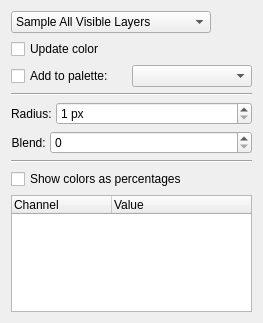
Before: the Qt Designer form plugins/tools/basictools/wdgcolorsampler.ui in KDE/krita, drawn with Qt 5.
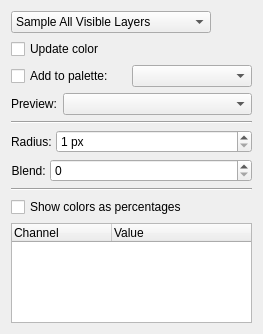
After: the same form once the commit is applied. Custom widgets are drawn as their Qt base class.

Commit message:
Make color sampler preview style configurable
The options being one of none, circle and a rectangle on either side.
The old style was rectangle on the right. The rectangles also continue
to show the activation-only comparison plate, whereas the circle
doesn't. The default is the circle, since that's handedness-independent
and what's used by other software.

The style can be changed in the cursor settings and the color sampler
tool options, the latter expanding on work from Michał Patryk.

Unlike before, the rectangle preview no longer rotates along with the
canvas.

Patch:
```diff
--- a/plugins/tools/basictools/wdgcolorsampler.ui
+++ b/plugins/tools/basictools/wdgcolorsampler.ui
@@ -18,7 +18,65 @@
    <string>Color Sampler</string>
   </property>
   <layout class="QGridLayout">
-   <item row="6" column="0">
+   <item row="8" column="0">
+    <widget class="Line" name="line2">
+     <property name="frameShadow">
+      <enum>QFrame::Sunken</enum>
+     </property>
+     <property name="lineWidth">
+      <number>1</number>
+     </property>
+     <property name="orientation">
+      <enum>Qt::Horizontal</enum>
+     </property>
+    </widget>
+   </item>
+   <item row="5" column="0">
+    <widget class="Line" name="line1">
+     <property name="frameShadow">
+      <enum>QFrame::Sunken</enum>
+     </property>
+     <property name="lineWidth">
+      <number>1</number>
+     </property>
+     <property name="orientation">
+      <enum>Qt::Horizontal</enum>
+     </property>
+    </widget>
+   </item>
+   <item row="3" column="0">
+    <layout class="QHBoxLayout" name="paletteLayout">
+     <property name="spacing">
+      <number>1</number>
+     </property>
+     <property name="leftMargin">
+      <number>0</number>
+     </property>
+     <property name="topMargin">
+      <number>0</number>
+     </property>
+     <property name="rightMargin">
+      <number>0</number>
+     </property>
+     <property name="bottomMargin">
+      <number>0</number>
+     </property>
+     <item>
+      <widget class="QCheckBox" name="cbPalette">
+       <property name="toolTip">
+        <string>&lt;nobr&gt;Checking this box will add a new color swatch&lt;/nobr&gt; to a palette each time you sample a color.</string>
+       </property>
+       <property name="text">
+        <string>Add to palette:</string>
+       </property>
+      </widget>
+     </item>
+     <item>
+      <widget class="KisSqueezedComboBox" name="cmbPalette"/>
+     </item>
+    </layout>
+   </item>
+   <item row="7" column="0">
     <layout class="QHBoxLayout" name="blendLayout">
      <property name="spacing">
       <number>1</number>
@@ -89,7 +147,61 @@
      </item>
     </widget>
    </item>
-   <item row="8" column="0">
+   <item row="6" column="0">
+    <layout class="QHBoxLayout" name="radiusLayout">
+     <property name="spacing">
+      <number>1</number>
+     </property>
+     <property name="leftMargin">
+      <number>0</number>
+     </property>
+     <property name="topMargin">
+      <number>0</number>
+     </property>
+     <property name="rightMargin">
+      <number>0</number>
+     </property>
+     <property name="bottomMargin">
+      <number>0</number>
+     </property>
+     <item>
+      <widget class="QLabel" name="radiusLabel">
+       <property name="text">
+        <string>Radius: </string>
+       </property>
+       <property name="alignment">
+        <set>Qt::AlignRight|Qt::AlignTrailing|Qt::AlignVCenter</set>
+       </property>
+       <property name="margin">
+        <number>1</number>
+       </property>
+      </widget>
+     </item>
+     <item>
+      <widget class="KisIntParseSpinBox" name="radius">
+       <property name="sizePolicy">
+        <sizepolicy hsizetype="MinimumExpanding" vsizetype="Fixed">
+         <horstretch>0</horstretch>
+         <verstretch>0</verstretch>
+        </sizepolicy>
+       </property>
+       <property name="toolTip">
+        <string>&lt;nobr&gt;Radius controls the color sampler's sampling area.&lt;/nobr&gt; Pixel colors within this radius are mixed together.</string>
+       </property>
+       <property name="suffix">
+        <string> px</string>
+       </property>
+       <property name="minimum">
+        <number>1</number>
+       </property>
+       <property name="maximum">
+        <number>900</number>
+       </property>
+      </widget>
+     </item>
+    </layout>
+   </item>
+   <item row="9" column="0">
     <widget class="QCheckBox" name="cbNormaliseValues">
      <property name="toolTip">
       <string>Displays per-channel color information below as percentages instead of bytes.</string>
@@ -99,7 +211,7 @@
      </property>
     </widget>
    </item>
-   <item row="9" column="0">
+   <item row="10" column="0">
     <widget class="QTreeWidget" name="listViewChannels">
      <property name="sizePolicy">
       <sizepolicy hsizetype="Expanding" vsizetype="Expanding">
@@ -128,105 +240,6 @@
      </column>
     </widget>
    </item>
-   <item row="7" column="0">
-    <widget class="Line" name="line2">
-     <property name="frameShadow">
-      <enum>QFrame::Sunken</enum>
-     </property>
-     <property name="lineWidth">
-      <number>1</number>
-     </property>
-     <property name="orientation">
-      <enum>Qt::Horizontal</enum>
-     </property>
-    </widget>
-   </item>
-   <item row="5" column="0">
-    <layout class="QHBoxLayout" name="radiusLayout">
-     <property name="spacing">
-      <number>1</number>
-     </property>
-     <property name="leftMargin">
-      <number>0</number>
-     </property>
-     <property name="topMargin">
-      <number>0</number>
-     </property>
-     <property name="rightMargin">
-      <number>0</number>
-     </property>
-     <property name="bottomMargin">
-      <number>0</number>
-     </property>
-     <item>
-      <widget class="QLabel" name="radiusLabel">
-       <property name="text">
-        <string>Radius: </string>
-       </property>
-       <property name="alignment">
-        <set>Qt::AlignRight|Qt::AlignTrailing|Qt::AlignVCenter</set>
-       </property>
-       <property name="margin">
-        <number>1</number>
-       </property>
-      </widget>
-     </item>
-     <item>
-      <widget class="KisIntParseSpinBox" name="radius">
-       <property name="sizePolicy">
-        <sizepolicy hsizetype="MinimumExpanding" vsizetype="Fixed">
-         <horstretch>0</horstretch>
-         <verstretch>0</verstretch>
-        </sizepolicy>
-       </property>
-       <property name="toolTip">
-        <string>&lt;nobr&gt;Radius controls the color sampler's sampling area.&lt;/nobr&gt; Pixel colors within this radius are mixed together.</string>
-       </property>
-       <property name="suffix">
-        <string> px</string>
-       </property>
-       <property name="minimum">
-        <number>1</number>
-       </property>
-       <property name="maximum">
-        <number>900</number>
-       </property>
-      </widget>
-     </item>
-    </layout>
-   </item>
-   <item row="3" column="0">
-    <layout class="QHBoxLayout" name="paletteLayout">
-     <property name="spacing">
-      <number>1</number>
-     </property>
-     <property name="leftMargin">
-      <number>0</number>
-     </property>
-     <property name="topMargin">
-      <number>0</number>
-     </property>
-     <property name="rightMargin">
-      <number>0</number>
-     </property>
-     <property name="bottomMargin">
-      <number>0</number>
-     </property>
-     <item>
-      <widget class="QCheckBox" name="cbPalette">
-       <property name="toolTip">
-        <string>&lt;nobr&gt;Checking this box will add a new color swatch&lt;/nobr&gt; to a palette each time you sample a color.</string>
-       </property>
-       <property name="text">
-        <string>Add to palette:</string>
-       </property>
-      </widget>
-     </item>
-     <item>
-      <widget class="KisSqueezedComboBox" name="cmbPalette"/>
-     </item>
-    </layout>
-   </item>
    <item row="2" column="0">
     <layout class="QHBoxLayout" name="horizontalLayout">
      <item>
@@ -242,17 +255,34 @@
     </layout>
    </item>
    <item row="4" column="0">
-    <widget class="Line" name="line1">
-     <property name="frameShadow">
-      <enum>QFrame::Sunken</enum>
-     </property>
-     <property name="lineWidth">
-      <number>1</number>
-     </property>
-     <property name="orientation">
-      <enum>Qt::Horizontal</enum>
-     </property>
-    </widget>
+    <layout class="QHBoxLayout" name="previewStyleLayout">
+     <item>
+      <widget class="QLabel" name="lblPreviewStyle">
+       <property name="toolTip">
+        <string>Style for the on-canvas popup to comparing sampled colors</string>
+       </property>
+       <property name="text">
+        <string>Preview:</string>
+       </property>
+       <property name="buddy">
+        <cstring>cmbPreviewStyle</cstring>
+       </property>
+      </widget>
+     </item>
+     <item>
+      <widget class="QComboBox" name="cmbPreviewStyle">
+       <property name="sizePolicy">
+        <sizepolicy hsizetype="Expanding" vsizetype="Fixed">
+         <horstretch>0</horstretch>
+         <verstretch>0</verstretch>
+        </sizepolicy>
+       </property>
+       <property name="toolTip">
+        <string>Style for the on-canvas popup to comparing sampled colors</string>
+       </property>
+      </widget>
+     </item>
+    </layout>
    </item>
   </layout>
  </widget>
```
The commit also changes 11 other files.
